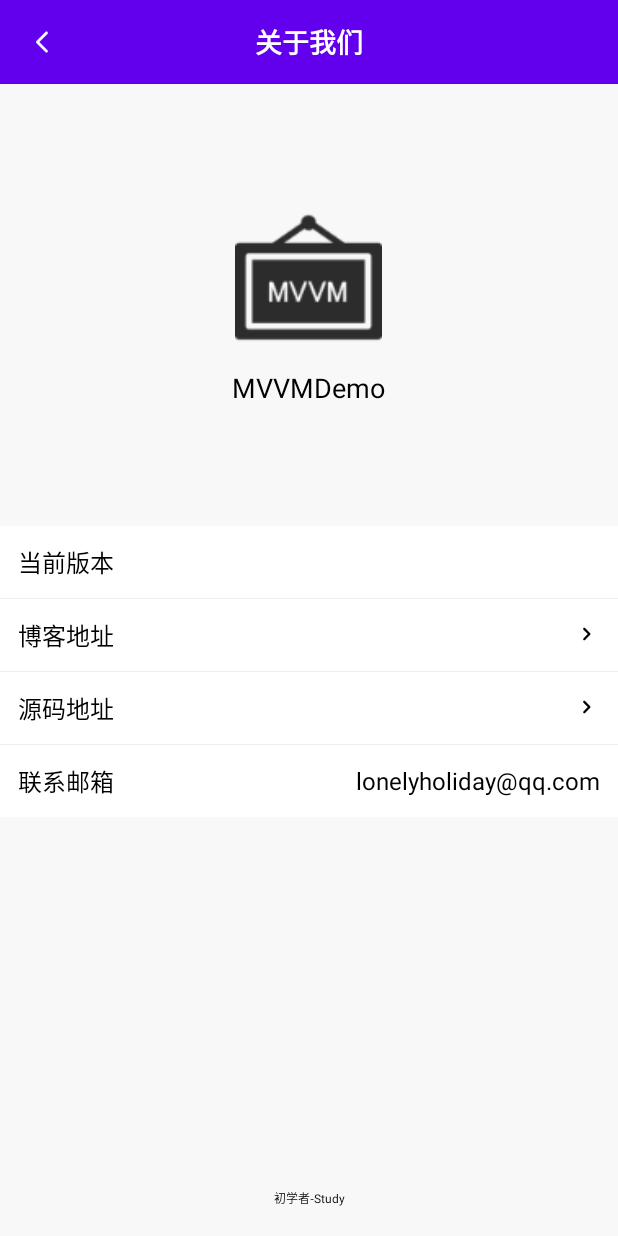
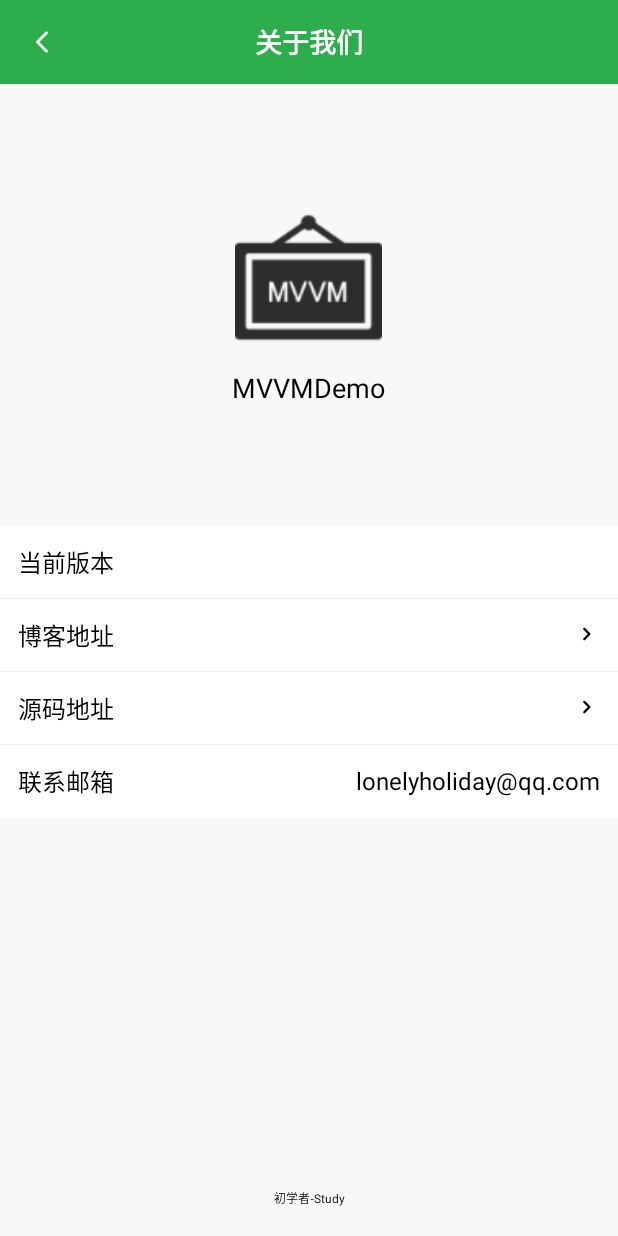
Before and after one commit to lilongweidev/MVVM-Demo, an Android app: the AboutActivity screen opened directly, with no data from a screen before it, on a phone screen of 412 x 824 dp. Run offline under Robolectric (Android 15) with nearby library versions, the phone set to English and light mode, and no system bars; our stand-ins replace Dagger/Hilt's generated code; libraries missing offline, so code that uses them is left out: com.tencent.mmkv, com.tencent.smtt.

Commit message:
修改启动页面样式与App主题颜色

```diff
--- /dev/null
+++ b/app/src/main/res/drawable-xhdpi/splash_bg.xml
@@ -0,0 +1,10 @@
+<?xml version="1.0" encoding="utf-8"?>
+<layer-list xmlns:android="http://schemas.android.com/apk/res/android">
+
+    <item android:drawable="@color/green"/>
+    <item>
+        <bitmap
+            android:gravity="center"
+            android:src="@drawable/ic_mvvm_logo_white" />
+    </item>
+</layer-list>
--- a/app/src/main/res/drawable/custom_cursor.xml
+++ b/app/src/main/res/drawable/custom_cursor.xml
@@ -1,5 +1,5 @@
 <?xml version="1.0" encoding="utf-8"?>
 <shape xmlns:android="http://schemas.android.com/apk/res/android">
     <size android:width="1dp" />
-    <solid android:color="@color/purple_700" />
+    <solid android:color="@color/green" />
 </shape>
--- a/app/src/main/res/layout/activity_about.xml
+++ b/app/src/main/res/layout/activity_about.xml
@@ -12,7 +12,7 @@
         android:id="@+id/toolbar"
         android:layout_width="match_parent"
         android:layout_height="?attr/actionBarSize"
-        android:background="@color/purple_500"
+        android:background="@color/green"
         app:layout_constraintEnd_toEndOf="parent"
         app:layout_constraintLeft_toLeftOf="parent"
         app:layout_constraintTop_toTopOf="parent"
--- a/app/src/main/res/layout/activity_home.xml
+++ b/app/src/main/res/layout/activity_home.xml
@@ -25,7 +25,7 @@
                 android:id="@+id/toolbar"
                 android:layout_width="match_parent"
                 android:layout_height="?attr/actionBarSize"
-                android:background="@color/purple_500">
+                android:background="@color/green">
 
                 <!--圆形图片-->
                 <com.llw.mvvm.view.CustomImageView
--- a/app/src/main/res/layout/activity_login.xml
+++ b/app/src/main/res/layout/activity_login.xml
@@ -19,7 +19,7 @@
         <com.google.android.material.appbar.MaterialToolbar
             android:layout_width="match_parent"
             android:layout_height="?attr/actionBarSize"
-            android:background="@color/purple_500">
+            android:background="@color/green">
 
             <TextView
                 android:layout_width="wrap_content"
@@ -44,7 +44,7 @@
                 android:gravity="center"
                 android:padding="24dp"
                 android:text="MVVM"
-                android:textColor="@color/purple_500"
+                android:textColor="@color/green"
                 android:textSize="48sp"
                 android:textStyle="bold" />
 
@@ -110,7 +110,7 @@
                 <TextView
                     android:text="注册"
                     android:onClick="toRegister"
-                    android:textColor="@color/purple_500"
+                    android:textColor="@color/green"
                     android:layout_width="wrap_content"
                     android:layout_height="wrap_content"
                     tools:ignore="UsingOnClickInXml" />
--- a/app/src/main/res/layout/activity_main.xml
+++ b/app/src/main/res/layout/activity_main.xml
@@ -30,7 +30,7 @@
                 android:layout_height="match_parent"
                 android:fitsSystemWindows="true"
                 app:collapsedTitleGravity="center_horizontal"
-                app:contentScrim="@color/purple_500"
+                app:contentScrim="@color/green"
                 app:layout_scrollFlags="scroll|exitUntilCollapsed"
                 app:title="MVVM"
                 app:toolbarId="@+id/toolbar">
@@ -77,10 +77,10 @@
             android:layout_height="wrap_content"
             android:layout_gravity="end|bottom"
             android:layout_margin="20dp"
-            android:background="@color/purple_500"
+            android:background="@color/green"
             android:onClick="toHome"
             android:src="@mipmap/ic_home"
-            app:backgroundTint="@color/purple_500"
+            app:backgroundTint="@color/green"
             app:fabSize="auto"
             tools:ignore="UsingOnClickInXml"
             android:contentDescription="主页" />
--- a/app/src/main/res/layout/dialog_edit.xml
+++ b/app/src/main/res/layout/dialog_edit.xml
@@ -53,12 +53,12 @@
             android:id="@+id/tv_sure"
             android:layout_width="150dp"
             android:layout_height="50dp"
-            android:textColor="@color/purple_500"
             android:layout_below="@+id/v_line"
-            android:textSize="@dimen/sp_14"
             android:layout_toEndOf="@+id/tv_cancel"
             android:foreground="?attr/selectableItemBackground"
             android:gravity="center"
-            android:text="确定" />
+            android:text="确定"
+            android:textColor="@color/green"
+            android:textSize="@dimen/sp_14" />
     </RelativeLayout>
 </layout>
--- a/app/src/main/res/layout/dialog_loading.xml
+++ b/app/src/main/res/layout/dialog_loading.xml
@@ -20,6 +20,6 @@
         android:layout_marginTop="10dp"
         android:maxLines="1"
         android:text="Loading..."
-        android:textColor="@color/purple_500"
+        android:textColor="@color/green"
         android:textSize="14sp" />
 </LinearLayout>
--- a/app/src/main/res/layout/dialog_modify_user_info.xml
+++ b/app/src/main/res/layout/dialog_modify_user_info.xml
@@ -13,7 +13,7 @@
             android:gravity="center"
             android:padding="12dp"
             android:text="修改用户信息"
-            android:textColor="@color/purple_500"
+            android:textColor="@color/green"
             android:textSize="16sp" />
 
         <View
@@ -108,7 +108,7 @@
             android:gravity="center"
             android:padding="12dp"
             android:text="关闭"
-            android:textColor="@color/purple_500"
+            android:textColor="@color/green"
             android:textSize="16sp" />
     </LinearLayout>
 </layout>
--- a/app/src/main/res/layout/info_fragment.xml
+++ b/app/src/main/res/layout/info_fragment.xml
@@ -12,8 +12,8 @@
             android:id="@+id/tab"
             android:layout_width="match_parent"
             android:layout_height="wrap_content"
-            app:tabIndicatorColor="@color/purple_500"
-            app:tabTextColor="@color/purple_500" />
+            app:tabIndicatorColor="@color/green"
+            app:tabTextColor="@color/green" />
 
         <androidx.viewpager.widget.ViewPager
             android:id="@+id/vp"
--- a/app/src/main/res/layout/nav_header.xml
+++ b/app/src/main/res/layout/nav_header.xml
@@ -17,7 +17,7 @@
             android:id="@+id/lay_user_info"
             android:layout_width="match_parent"
             android:layout_height="120dp"
-            android:background="@color/purple_500">
+            android:background="@color/green">
             <!--头像-->
             <com.llw.mvvm.view.CustomImageView
                 android:id="@+id/iv_avatar"
--- a/app/src/main/res/values/colors.xml
+++ b/app/src/main/res/values/colors.xml
@@ -14,4 +14,6 @@
     <color name="gray_white">#F8F8F8</color><!--灰白-->
     <color name="dark_gray">#8A8A8A</color><!--深灰-->
     <color name="search_gray">#EAEAEA</color><!--搜索框灰色-->
+
+    <color name="green">#2EAD4D</color><!--要想代码过得去，主题就要带点绿-->
 </resources>
--- a/app/src/main/res/values/themes.xml
+++ b/app/src/main/res/values/themes.xml
@@ -2,12 +2,12 @@
     <!-- Base application theme. -->
     <style name="Theme.MVVMDemo" parent="Theme.MaterialComponents.DayNight.NoActionBar">
         <!-- Primary brand color. -->
-        <item name="colorPrimary">@color/purple_500</item>
-        <item name="colorPrimaryVariant">@color/purple_500</item>
+        <item name="colorPrimary">@color/green</item>
+        <item name="colorPrimaryVariant">@color/green</item>
         <item name="colorOnPrimary">@color/white</item>
         <!-- Secondary brand color. -->
-        <item name="colorSecondary">@color/purple_500</item>
-        <item name="colorSecondaryVariant">@color/purple_500</item>
+        <item name="colorSecondary">@color/green</item>
+        <item name="colorSecondaryVariant">@color/green</item>
         <item name="colorOnSecondary">@color/black</item>
         <!-- Status bar color. -->
         <item name="android:statusBarColor" tools:targetApi="l">?attr/colorPrimaryVariant</item>
@@ -18,11 +18,19 @@
         <item name="android:statusBarColor" tools:targetApi="lollipop">#00FFFFFF</item><!--设置状态栏的颜色-->
     </style>
 
+    <style name="SplashThemePlus" parent="Theme.MaterialComponents.DayNight.NoActionBar">
+        <item name="colorPrimary">@color/green</item>
+        <item name="colorPrimaryVariant">@color/green</item>
+        <item name="statusBarBackground">@color/green</item>
+        <item name="android:statusBarColor">@color/green</item>
+        <item name="android:windowBackground">@drawable/splash_bg</item>
+    </style>
+
     <!--主页面样式-->
     <style name="MainTheme" parent="Theme.AppCompat.Light.NoActionBar">
         <!-- Customize your theme here. -->
-        <item name="colorPrimary">@color/purple_500</item>
-        <item name="colorPrimaryDark">@color/purple_500</item>
+        <item name="colorPrimary">@color/green</item>
+        <item name="colorPrimaryDark">@color/green</item>
         <item name="colorAccent">@color/white</item>
         <item name="android:statusBarColor">@android:color/transparent</item>
     </style>
```
Also changed, not shown: app/src/main/AndroidManifest.xml (+11 -11 lines), app/src/main/java/com/llw/mvvm/ui/activity/SplashActivity.java (+4 -6 lines), app/src/main/res/layout/activity_register.xml (+5 -5 lines), app/src/main/res/layout/activity_splash.xml (+24 -45 lines), app/src/main/res/drawable-xhdpi/ic_mvvm_logo_white.png (added), app/src/main/res/mipmap-xhdpi/ic_loading.png, app/src/main/res/mipmap-xxxhdpi/ic_mvvm_logo.png (added).
